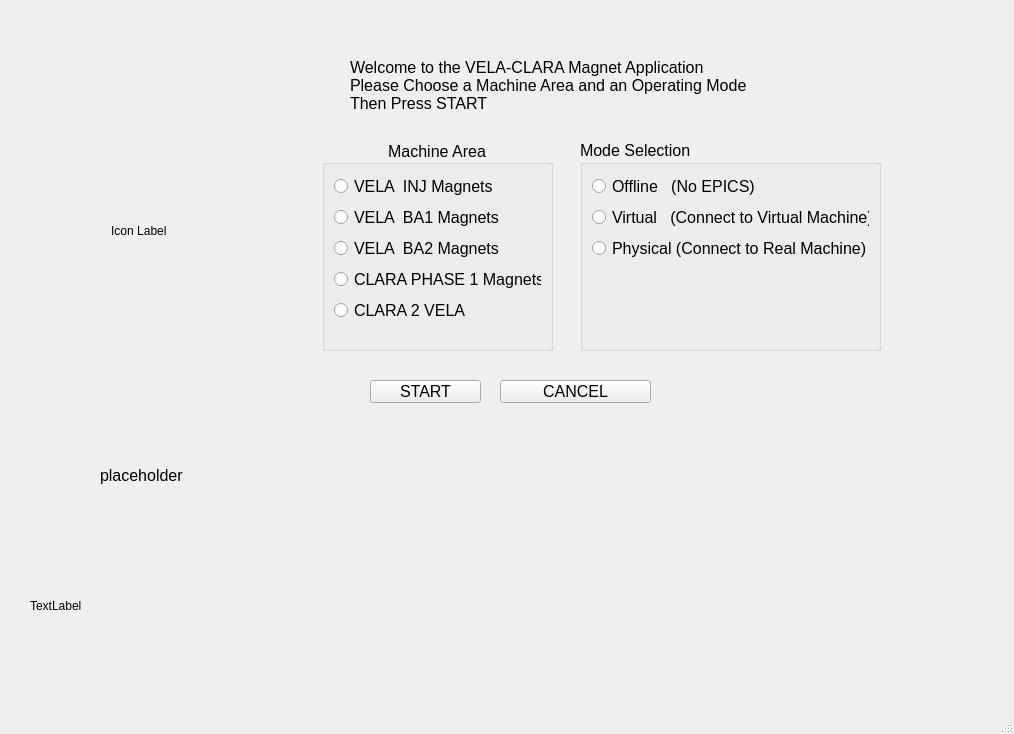
Old version of the form Apps/MagnetApp/GUI/Ui_magnetAppStartup.ui in the repository VELA-CLARA-software/Software.
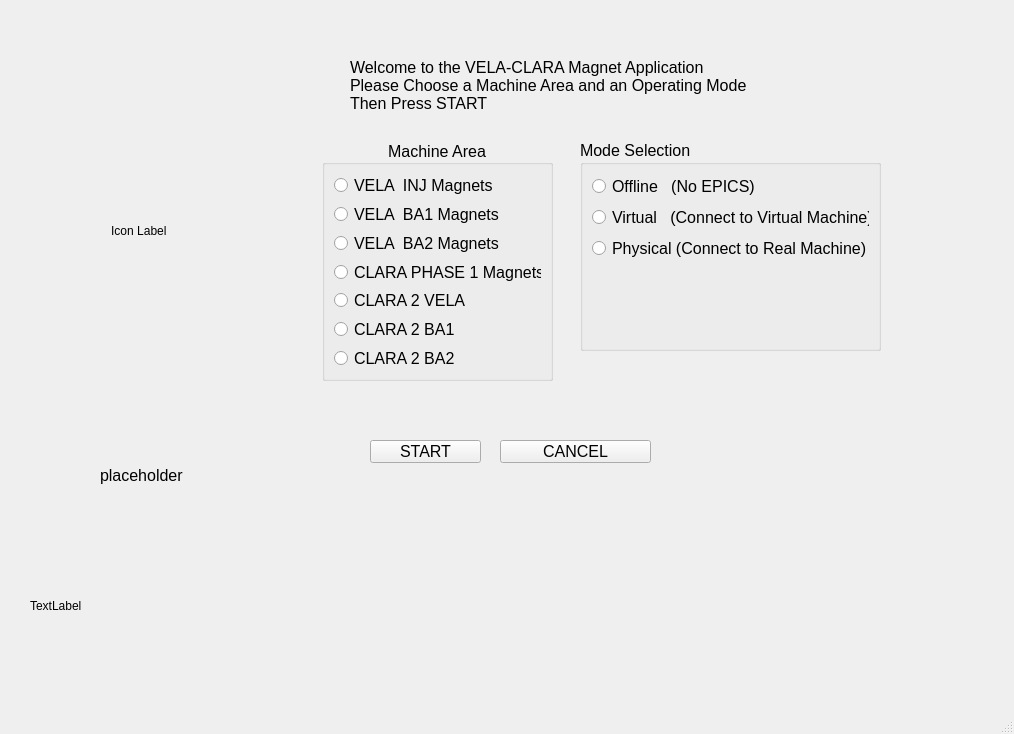
New version of the form.

Commit message: magnetApp now has expanded machein areas, plus PSU widgets are useable

```diff
--- a/Apps/MagnetApp/GUI/Ui_magnetAppStartup.ui
+++ b/Apps/MagnetApp/GUI/Ui_magnetAppStartup.ui
@@ -18,7 +18,7 @@
     <property name="geometry">
      <rect>
       <x>370</x>
-      <y>380</y>
+      <y>440</y>
       <width>111</width>
       <height>23</height>
      </rect>
@@ -36,7 +36,7 @@
     <property name="geometry">
      <rect>
       <x>500</x>
-      <y>380</y>
+      <y>440</y>
       <width>151</width>
       <height>23</height>
      </rect>
@@ -56,7 +56,7 @@
       <x>322</x>
       <y>140</y>
       <width>231</width>
-      <height>211</height>
+      <height>241</height>
      </rect>
     </property>
     <property name="font">
@@ -121,6 +121,20 @@
        </attribute>
       </widget>
      </item>
+     <item>
+      <widget class="QRadioButton" name="CLARA_2_BA1">
+       <property name="text">
+        <string>CLARA 2 BA1</string>
+       </property>
+      </widget>
+     </item>
+     <item>
+      <widget class="QRadioButton" name="CLARA_2_BA2">
+       <property name="text">
+        <string>CLARA 2 BA2</string>
+       </property>
+      </widget>
+     </item>
      <item>
       <spacer name="verticalSpacer_2">
        <property name="orientation">
```
Left out of the diff: 2 changed lines with no effect on the pictures. The commit also changes 29 other files.
